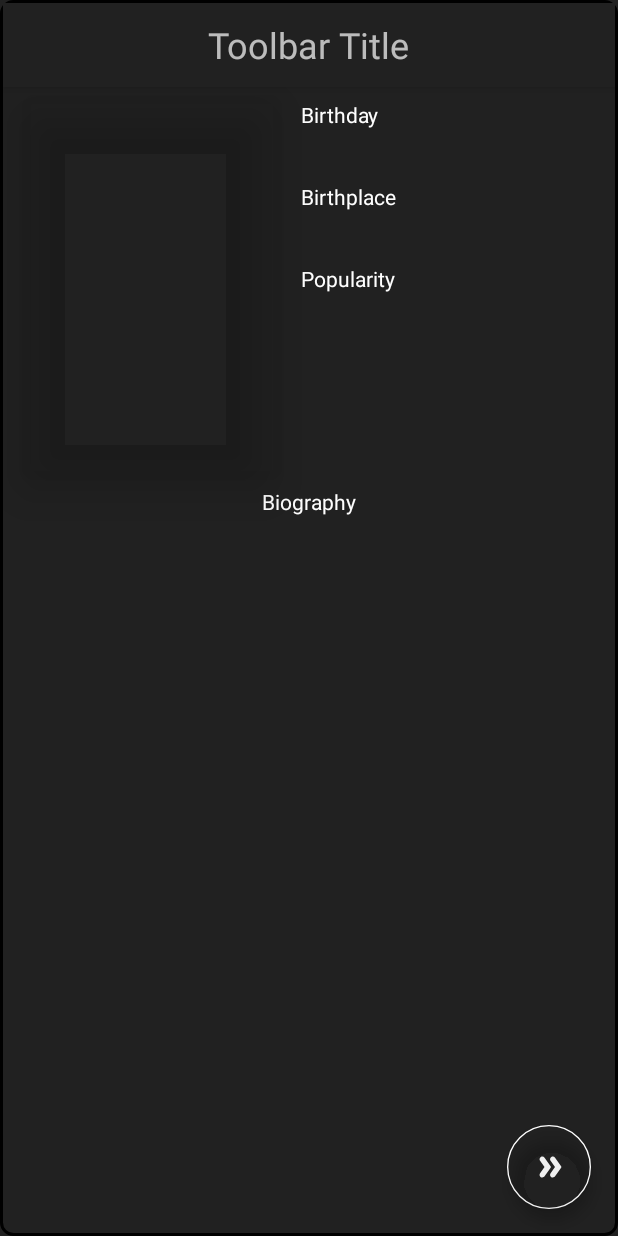
After one commit to SasiGovind/MovieDB, an Android app: the layout fragment_people.xml on its own in the app's theme, with its tools: preview values and no code run, on a phone screen of 412 x 824 dp. The commit adds this screen. Run offline under Robolectric (Android 15) with nearby library versions, the light colour scheme and no system bars.

Commit message:
People fragment added on the movie detail activity

```diff
--- a/app/build.gradle
+++ b/app/build.gradle
@@ -43,4 +43,5 @@ dependencies {
     }
     implementation "com.android.support:support-fragment:28.0.0"
     implementation 'com.android.support:design:28.0.0'
+    implementation 'com.android.support:support-v4:28.0.0'
 }
--- a/app/src/main/AndroidManifest.xml
+++ b/app/src/main/AndroidManifest.xml
@@ -13,7 +13,11 @@
         android:roundIcon="@mipmap/ic_moviedb_icon"
         android:supportsRtl="true"
         android:theme="@style/AppTheme">
-        <activity android:name=".view.ZoomActivity"></activity>
+        <activity
+            android:name=".view.PeopleFragment"
+            android:label="@string/title_activity_people_fragment"
+            android:theme="@style/AppTheme.NoActionBar"></activity>
+        <activity android:name=".view.ZoomActivity" />
         <activity
             android:name=".view.SplashScreenActivity"
             android:theme="@style/SplashScreenTheme">
--- /dev/null
+++ b/app/src/main/res/drawable/fragment_round.xml
@@ -0,0 +1,17 @@
+<?xml version="1.0" encoding="UTF-8"?>
+<shape xmlns:android="http://schemas.android.com/apk/res/android">
+    <solid android:color="@color/colorPrimary"/>
+
+    <stroke android:width="2dp"
+        android:color="@color/colorPrimaryDark"/>
+
+    <padding android:left="2dp"
+        android:top="2dp"
+        android:right="2dp"
+        android:bottom="2dp"/>
+
+    <corners android:bottomRightRadius="8dp"
+        android:bottomLeftRadius="8dp"
+        android:topLeftRadius="8dp"
+        android:topRightRadius="8dp"/>
+</shape>
--- /dev/null
+++ b/app/src/main/res/drawable/round_double_arrow_24.xml
@@ -0,0 +1,13 @@
+<vector xmlns:android="http://schemas.android.com/apk/res/android"
+    android:width="24dp"
+    android:height="24dp"
+    android:viewportWidth="24"
+    android:viewportHeight="24"
+    android:tint="?attr/colorControlNormal">
+    <path
+        android:fillColor="@android:color/white"
+        android:pathData="M20.08,11.42l-4.04,-5.65C15.7,5.29 15.15,5 14.56,5h0c-1.49,0 -2.35,1.68 -1.49,2.89L16,12l-2.93,4.11c-0.87,1.21 0,2.89 1.49,2.89h0c0.59,0 1.15,-0.29 1.49,-0.77l4.04,-5.65C20.33,12.23 20.33,11.77 20.08,11.42z"/>
+    <path
+        android:fillColor="@android:color/white"
+        android:pathData="M13.08,11.42L9.05,5.77C8.7,5.29 8.15,5 7.56,5h0C6.07,5 5.2,6.68 6.07,7.89L9,12l-2.93,4.11C5.2,17.32 6.07,19 7.56,19h0c0.59,0 1.15,-0.29 1.49,-0.77l4.04,-5.65C13.33,12.23 13.33,11.77 13.08,11.42z"/>
+</vector>
--- /dev/null
+++ b/app/src/main/res/layout/fragment_people.xml
@@ -0,0 +1,196 @@
+<?xml version="1.0" encoding="utf-8"?>
+<android.support.design.widget.CoordinatorLayout xmlns:android="http://schemas.android.com/apk/res/android"
+    xmlns:app="http://schemas.android.com/apk/res-auto"
+    xmlns:tools="http://schemas.android.com/tools"
+    android:layout_width="match_parent"
+    android:layout_height="match_parent"
+    android:background="@drawable/fragment_round"
+    tools:context=".view.PeopleFragment">
+
+    <android.support.design.widget.AppBarLayout
+        android:layout_width="match_parent"
+        android:layout_height="wrap_content"
+        android:theme="@style/ThemeOverlay.AppCompat.Dark.ActionBar">
+
+        <android.support.v7.widget.Toolbar
+            android:id="@+id/fg_toolbar"
+            android:layout_width="match_parent"
+            android:layout_height="?attr/actionBarSize"
+            android:elevation="4dp"
+            android:background="?attr/colorPrimary"
+            app:popupTheme="@style/AppTheme.PopupOverlay" >
+
+            <TextView
+                android:id="@+id/fg_toolbar_title"
+                android:layout_width="wrap_content"
+                android:layout_height="wrap_content"
+                android:layout_gravity="center"
+                android:text="Toolbar Title"
+                android:textSize="24sp" />
+    </android.support.v7.widget.Toolbar>
+
+    </android.support.design.widget.AppBarLayout>
+
+    <android.support.v4.widget.NestedScrollView
+        android:layout_width="match_parent"
+        android:layout_height="match_parent"
+        android:fillViewport="true">
+
+        <android.support.constraint.ConstraintLayout
+            android:layout_width="match_parent"
+            android:layout_height="wrap_content">
+            <TextView
+                android:id="@+id/fg_actorName"
+                android:layout_width="wrap_content"
+                android:layout_height="wrap_content"
+                android:layout_marginTop="16dp"
+                android:text="TextView"
+                android:textColor="@color/white"
+                android:textSize="24sp"
+                app:layout_constraintEnd_toEndOf="parent"
+                app:layout_constraintStart_toStartOf="parent"
+                app:layout_constraintTop_toTopOf="parent" />
+
+            <android.support.v7.widget.CardView
+                android:id="@+id/card_actorPoster"
+                android:layout_width="0dp"
+                android:layout_height="250dp"
+                android:layout_gravity="center_horizontal"
+                android:layout_marginStart="16dp"
+                android:layout_marginTop="16dp"
+                app:cardBackgroundColor="@android:color/transparent"
+                app:cardCornerRadius="5dp"
+                app:cardElevation="20dp"
+                app:layout_constraintDimensionRatio="w,2:3"
+                app:layout_constraintStart_toStartOf="parent"
+                app:layout_constraintTop_toBottomOf="@+id/fg_actorName">
+
+                <ImageView
+                    android:id="@+id/fg_actorPoster"
+                    android:layout_width="match_parent"
+                    android:layout_height="match_parent"
+                    android:background="@android:color/transparent"
+                    android:scaleType="centerCrop"
+                    android:transitionName="poster_shared" />
+            </android.support.v7.widget.CardView>
+
+            <TextView
+                android:id="@+id/fg_birthdayTitle"
+                android:layout_width="0dp"
+                android:layout_height="wrap_content"
+                android:layout_marginStart="16dp"
+                android:layout_marginTop="16dp"
+                android:layout_marginEnd="16dp"
+                android:text="Birthday"
+                android:textColor="@color/white"
+                app:layout_constraintEnd_toEndOf="parent"
+                app:layout_constraintStart_toEndOf="@+id/card_actorPoster"
+                app:layout_constraintTop_toBottomOf="@+id/fg_actorName" />
+
+            <TextView
+                android:id="@+id/fg_birthday"
+                android:layout_width="0dp"
+                android:layout_height="wrap_content"
+                android:layout_marginStart="16dp"
+                android:layout_marginTop="8dp"
+                android:layout_marginEnd="16dp"
+                android:textColor="@color/white"
+                android:alpha="0.7"
+                app:layout_constraintEnd_toEndOf="parent"
+                app:layout_constraintStart_toEndOf="@+id/card_actorPoster"
+                app:layout_constraintTop_toBottomOf="@+id/fg_birthdayTitle" />
+
+            <TextView
+                android:id="@+id/fg_birthplaceTitle"
+                android:layout_width="0dp"
+                android:layout_height="wrap_content"
+                android:layout_marginStart="16dp"
+                android:layout_marginTop="8dp"
+                android:layout_marginEnd="16dp"
+                android:text="Birthplace"
+                android:textColor="@color/white"
+                app:layout_constraintEnd_toEndOf="parent"
+                app:layout_constraintStart_toEndOf="@+id/card_actorPoster"
+                app:layout_constraintTop_toBottomOf="@+id/fg_birthday" />
+
+            <TextView
+                android:id="@+id/fg_birthplace"
+                android:layout_width="0dp"
+                android:layout_height="wrap_content"
+                android:layout_marginStart="16dp"
+                android:layout_marginTop="8dp"
+                android:layout_marginEnd="16dp"
+                android:inputType="textMultiLine"
+                android:textColor="@color/white"
+                android:alpha="0.7"
+                app:layout_constraintEnd_toEndOf="parent"
+                app:layout_constraintStart_toEndOf="@+id/card_actorPoster"
+                app:layout_constraintTop_toBottomOf="@+id/fg_birthplaceTitle" />
+
+            <TextView
+                android:id="@+id/fg_popularityTitle"
+                android:layout_width="0dp"
+                android:layout_height="wrap_content"
+                android:layout_marginStart="16dp"
+                android:layout_marginTop="8dp"
+                android:layout_marginEnd="16dp"
+                android:text="Popularity"
+                android:textColor="@color/white"
+                app:layout_constraintEnd_toEndOf="parent"
+                app:layout_constraintStart_toEndOf="@+id/card_actorPoster"
+                app:layout_constraintTop_toBottomOf="@+id/fg_birthplace" />
+
+            <TextView
+                android:id="@+id/fg_popularity"
+                android:layout_width="0dp"
+                android:layout_height="wrap_content"
+                android:layout_marginStart="16dp"
+                android:layout_marginTop="8dp"
+                android:layout_marginEnd="16dp"
+                android:textColor="@color/white"
+                android:alpha="0.7"
+                app:layout_constraintEnd_toEndOf="parent"
+                app:layout_constraintStart_toEndOf="@+id/card_actorPoster"
+                app:layout_constraintTop_toBottomOf="@+id/fg_popularityTitle" />
+
+            <TextView
+                android:id="@+id/fg_bioTitle"
+                android:layout_width="wrap_content"
+                android:layout_height="wrap_content"
+                android:layout_marginTop="8dp"
+                android:text="Biography"
+                android:textColor="@color/white"
+                app:layout_constraintEnd_toEndOf="parent"
+                app:layout_constraintStart_toStartOf="parent"
+                app:layout_constraintTop_toBottomOf="@+id/card_actorPoster" />
+
+
+            <TextView
+                android:id="@+id/fg_bio"
+                android:layout_width="0dp"
+                android:layout_height="wrap_content"
+                android:layout_marginStart="8dp"
+                android:layout_marginTop="4dp"
+                android:layout_marginEnd="8dp"
+                android:inputType="textMultiLine"
+                android:textColor="@color/white"
+                android:alpha="0.7"
+                app:layout_constraintEnd_toEndOf="parent"
+                app:layout_constraintStart_toStartOf="parent"
+                app:layout_constraintTop_toBottomOf="@+id/fg_bioTitle" />
+
+        </android.support.constraint.ConstraintLayout>
+    </android.support.v4.widget.NestedScrollView>
+
+    <android.support.design.widget.FloatingActionButton
+        android:id="@+id/fab"
+        android:layout_width="wrap_content"
+        android:layout_height="wrap_content"
+        android:layout_gravity="bottom|end"
+        android:layout_margin="@dimen/fab_margin"
+        android:tint="@color/background_light"
+        app:backgroundTint="@color/white"
+        android:backgroundTint="@android:color/transparent"
+        app:srcCompat="@drawable/round_double_arrow_24" />
+
+</android.support.design.widget.CoordinatorLayout>
--- /dev/null
+++ b/app/src/main/res/values/dimens.xml
@@ -0,0 +1,3 @@
+<resources>
+    <dimen name="fab_margin">16dp</dimen>
+</resources>
--- a/app/src/main/res/values/strings.xml
+++ b/app/src/main/res/values/strings.xml
@@ -4,4 +4,5 @@
     <string name="top_rated">Top Rated</string>
     <string name="upcoming">Upcoming</string>
     <string name="appbar_scrolling_view_behavior" translatable="false">android.support.design.widget.AppBarLayout$ScrollingViewBehavior</string>
+    <string name="title_activity_people_fragment">PeopleFragment</string>
 </resources>
--- a/app/src/main/res/values/styles.xml
+++ b/app/src/main/res/values/styles.xml
@@ -9,9 +9,18 @@
 
     <!--Style for Splash Screen-->
     <style name="SplashScreenTheme" parent="Theme.AppCompat.Light.DarkActionBar">
-        <item name ="android:windowBackground"> @drawable/splash_screen_background</item>
+        <item name="android:windowBackground">@drawable/splash_screen_background</item>
         <!-- Enable window content Transitions - Either specify here or specify in the Activity -->
         <!-- <item name="android:windowContentTransitions">true</item> -->
     </style>
 
+    <style name="AppTheme.NoActionBar">
+        <item name="windowActionBar">false</item>
+        <item name="windowNoTitle">true</item>
+    </style>
+
+    <style name="AppTheme.AppBarOverlay" parent="ThemeOverlay.AppCompat.Dark.ActionBar" />
+
+    <style name="AppTheme.PopupOverlay" parent="ThemeOverlay.AppCompat.Light" />
+
 </resources>
--- a/build.gradle
+++ b/build.gradle
@@ -7,7 +7,7 @@ buildscript {
 
     }
     dependencies {
-        classpath 'com.android.tools.build:gradle:3.4.0'
+        classpath 'com.android.tools.build:gradle:3.5.2'
 
         // NOTE: Do not place your application dependencies here; they belong
         // in the individual module build.gradle files
```
Also changed, not shown: app/src/main/java/com/sasig/moviedb/controller/CallbackPeople.java (added, +8 -0 lines), app/src/main/java/com/sasig/moviedb/controller/MoviesRepo.java (+25 -0 lines), app/src/main/java/com/sasig/moviedb/model/ApiTMDB.java (+8 -0 lines), app/src/main/java/com/sasig/moviedb/model/Cast.java (+11 -0 lines), app/src/main/java/com/sasig/moviedb/model/People.java (added, +82 -0 lines), app/src/main/java/com/sasig/moviedb/view/MovieDetailActivity.java (+52 -3 lines), app/src/main/java/com/sasig/moviedb/view/PeopleFragment.java (added, +104 -0 lines), app/src/main/res/layout/activity_movie_detail.xml (+8 -0 lines), gradle/wrapper/gradle-wrapper.properties, 2 other files.
